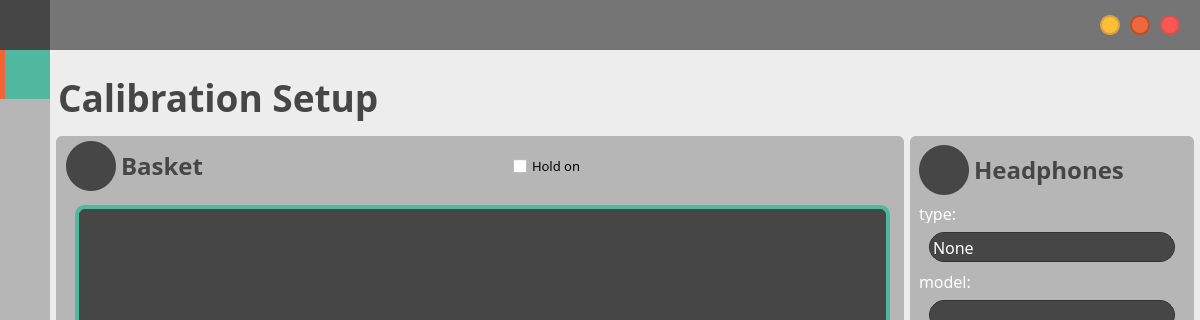
This is Forms/form.ui in henriquealende/PsychoBox as Qt 5 draws it before an edit; both pictures show x 0 to 1200 and y 0 to 320 of the 1200 by 789 pixel window. The edited form follows.
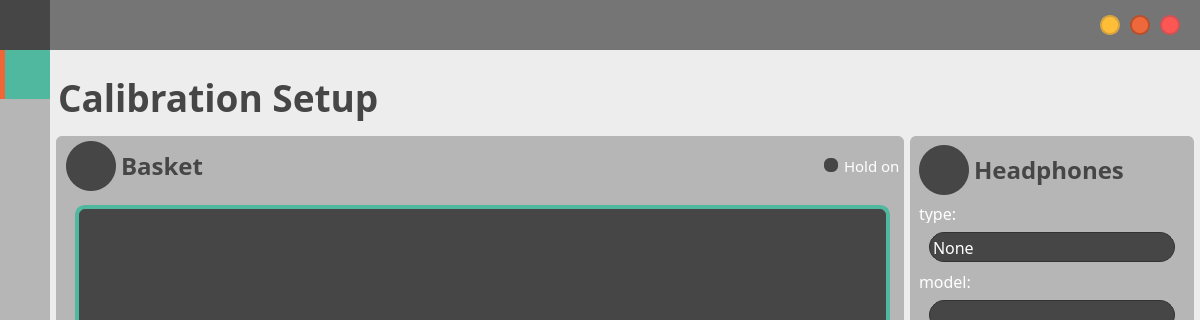
This is the edited form. The open tabs and pages were chosen to show the change. Icons and pictures are not drawn.

Diff of the .ui file:
```diff
--- a/Forms/form.ui
+++ b/Forms/form.ui
@@ -6,7 +6,7 @@
    <rect>
     <x>0</x>
     <y>0</y>
-    <width>1164</width>
+    <width>1192</width>
     <height>789</height>
    </rect>
   </property>
@@ -224,7 +224,7 @@
              <property name="bottomMargin">
               <number>0</number>
              </property>
-             <item>
+             <item alignment="Qt::AlignmentFlag::AlignHCenter">
               <widget class="QLabel" name="label_2">
                <property name="minimumSize">
                 <size>
@@ -6420,7 +6420,7 @@
                  <property name="bottomMargin">
                   <number>0</number>
                  </property>
-                 <item>
+                 <item alignment="Qt::AlignmentFlag::AlignRight">
                   <widget class="QLabel" name="logo_3">
                    <property name="minimumSize">
                     <size>
@@ -6600,12 +6600,47 @@
                     </item>
                     <item>
                      <widget class="QCheckBox" name="checkHold">
+                      <property name="minimumSize">
+                       <size>
+                        <width>75</width>
+                        <height>0</height>
+                       </size>
+                      </property>
+                      <property name="maximumSize">
+                       <size>
+                        <width>75</width>
+                        <height>16777215</height>
+                       </size>
+                      </property>
                       <property name="font">
                        <font>
                         <family>PF BeauSans Pro</family>
-                        <pointsize>10</pointsize>
+                        <pointsize>11</pointsize>
                        </font>
                       </property>
+                      <property name="styleSheet">
+                       <string notr="true">QCheckBox{
+	color: rgb(255,255,255);
+}
+QCheckBox::indicator{
+	background-color: rgb(70,70,70);
+	color: rgb(241,102,55);
+	border-radius:6px;
+}
+
+QCheckBox::indicator:checked{
+	background-color: rgb(241,102,55);
+	border: 2px solid rgb(70,70,70);
+}
+
+QCheckBox:disabled{
+ color: rgb(136, 138, 133);
+}
+
+QCheckBox::indicator:checked:disabled{
+	background-color: rgb(136, 138, 133);
+}</string>
+                      </property>
                       <property name="text">
                        <string>Hold on</string>
                       </property>
```
Left out of the diff: 282 changed lines with no effect on the pictures.
